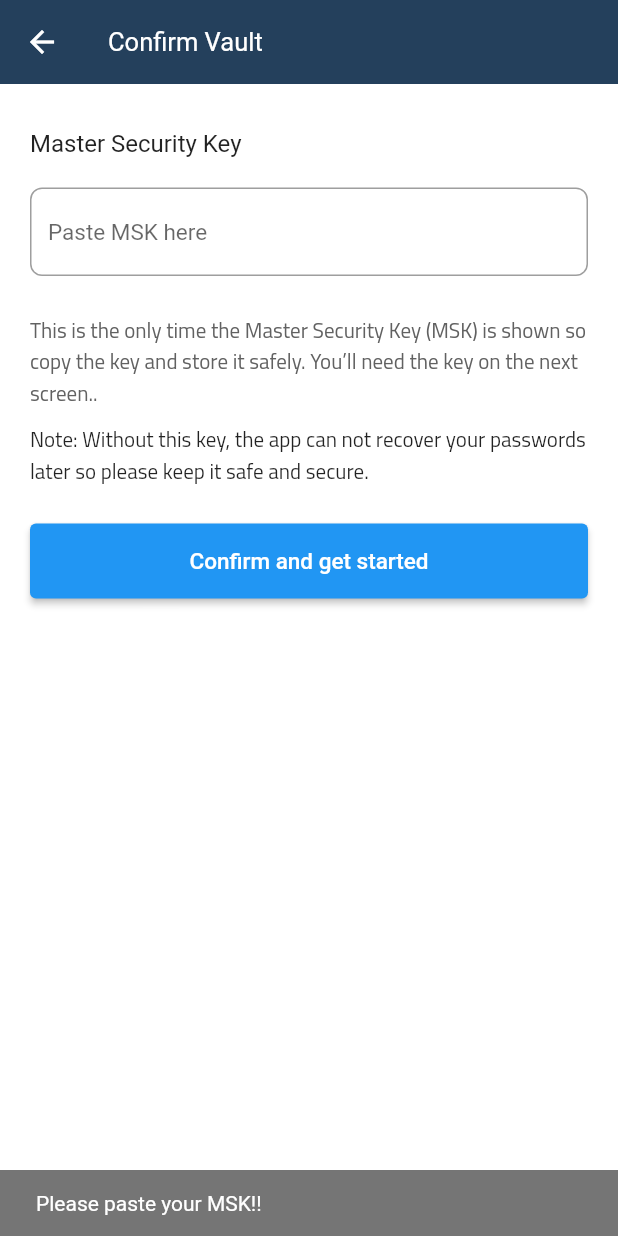
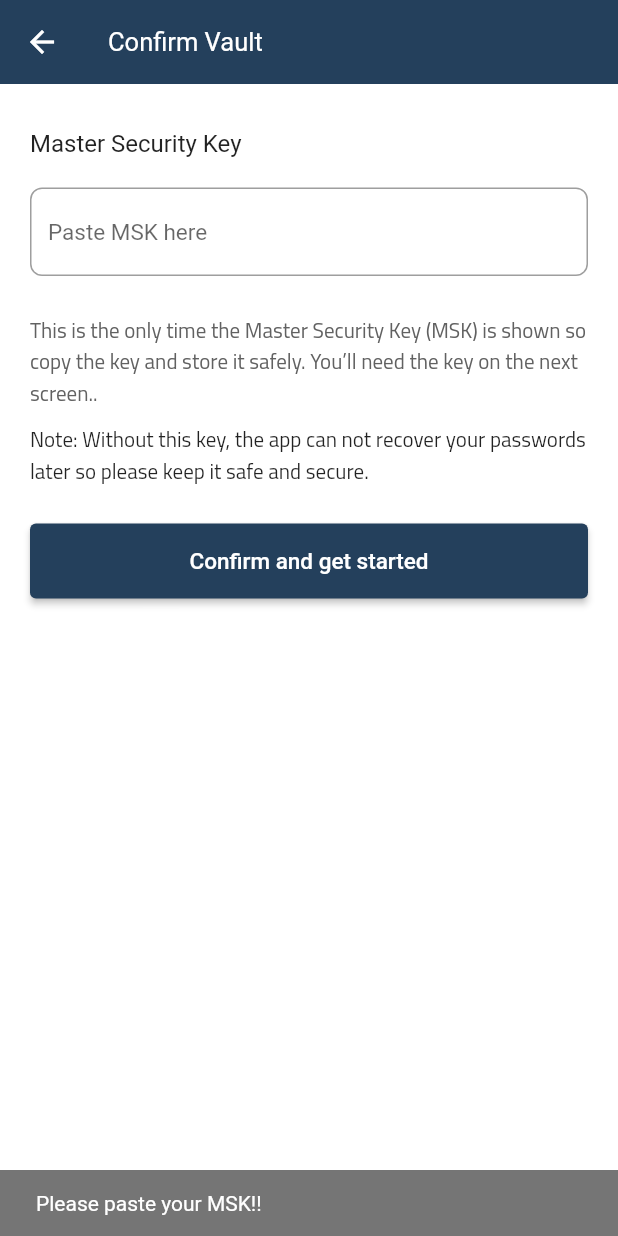
Before and after one commit to sireto/offlinepass, a Flutter app: the Confirmvault screen opened directly with empty values, after a tap on "Confirm and get started", on a phone screen of 412 x 824 dp. Run offline on Flutter 3.47's test engine with Material 2 defaults, Android fonts, the phone set to English and light mode, and no system bars; our stand-ins replace flutter_local_notifications, flutter_typeahead, fluttertoast, font_awesome_flutter, get_it, local_auth and 4 more; missing offline and left inert: encrypted_shared_preferences, fast_base58; accounts and stored records are empty; statements that could not run were skipped.

Commit message:
Fix navigation issue in add, confirm valut

```diff
--- a/offlinepass/lib/screens/homescreen/renewpassword.dart
+++ b/offlinepass/lib/screens/homescreen/renewpassword.dart
@@ -74,8 +74,7 @@ class _RenewPasswordState extends State<RenewPassword> {
                   bool result = await _dbOperation.isEmpty();
 
                   if (result) {
-                    print("remove date");
-                    passwordManager.removeStartingDate();
+                    passwordManager.cancelNotification();
                   }
                   final snackBar = SnackBar(
                     content: Text(
--- a/offlinepass/lib/screens/vault/confirmvault.dart
+++ b/offlinepass/lib/screens/vault/confirmvault.dart
@@ -42,11 +42,9 @@ class _ConfirmvaultState extends State<Confirmvault> {
               heightspace(10),
               const Text(
                 "Master Security Key",
-                style: TextStyle(
-                  fontSize: 16,
-                  fontWeight: FontWeight.w400
-                //  fontFamily: 'TitilliumWeb',
-                ),
+                style: TextStyle(fontSize: 16, fontWeight: FontWeight.w400
+                    //  fontFamily: 'TitilliumWeb',
+                    ),
               ),
               heightspace(20),
               Container(
@@ -56,11 +54,12 @@ class _ConfirmvaultState extends State<Confirmvault> {
                 // padding: const EdgeInsets.all(10),
                 child: TextFormField(
                   controller: _mskController,
-                  style: TextStyle(fontSize: 16,fontWeight: FontWeight.w400),
+                  style: TextStyle(fontSize: 16, fontWeight: FontWeight.w400),
                   decoration: InputDecoration(
                       hintText: "Paste MSK here",
                       // label: const Text("MSK"),
-                      hintStyle: TextStyle(fontSize: 15,fontWeight: FontWeight.w400),
+                      hintStyle:
+                          TextStyle(fontSize: 15, fontWeight: FontWeight.w400),
                       border: OutlineInputBorder(
                           borderRadius: BorderRadius.circular(8))),
                 ),
@@ -69,10 +68,9 @@ class _ConfirmvaultState extends State<Confirmvault> {
               Text(
                 "This is the only time the Master Security Key (MSK) is shown so copy the key and store it safely. You’ll need the key on the next screen..",
                 style: TextStyle(
-                  fontFamily: 'TitilliumWeb',
-                  fontSize: 14,
-                  color: Colors.grey.shade700
-                ),
+                    fontFamily: 'TitilliumWeb',
+                    fontSize: 14,
+                    color: Colors.grey.shade700),
               ),
               heightspace(10),
               const Text(
@@ -100,10 +98,11 @@ class _ConfirmvaultState extends State<Confirmvault> {
                               EncryptedSharedPreferences();
                           encryptedSharedPreferences.setString(
                               'msk', widget.msk);
-                          Navigator.push(
+                          Navigator.pushAndRemoveUntil(
                               context,
                               MaterialPageRoute(
-                                  builder: (context) => const HomeScreen()));
+                                  builder: (context) => HomeScreen()),
+                              (r) => false);
                         } else {
                           final snackBar = SnackBar(
                             content: Text("MSK doesnot matched!!"),
@@ -124,11 +123,11 @@ class _ConfirmvaultState extends State<Confirmvault> {
                       textAlign: TextAlign.center,
                       style: TextStyle(
                         fontSize: 15,
-                      //  fontFamily: 'TitilliumWeb',
+                        //  fontFamily: 'TitilliumWeb',
                       ),
                       // style: TextStyle(color: ktextcolor, fontSize: 16),
                     ),
-                    // style: ElevatedButton.styleFrom(primary: Colors.grey),
+                    style: ElevatedButton.styleFrom(primary: kprimarycolor),
                   ))
             ],
           ),
```
Also changed, not shown: offlinepass/lib/models/password_manager.dart (+15 -8 lines), offlinepass/lib/screens/homescreen/addhost.dart (+13 -4 lines).
